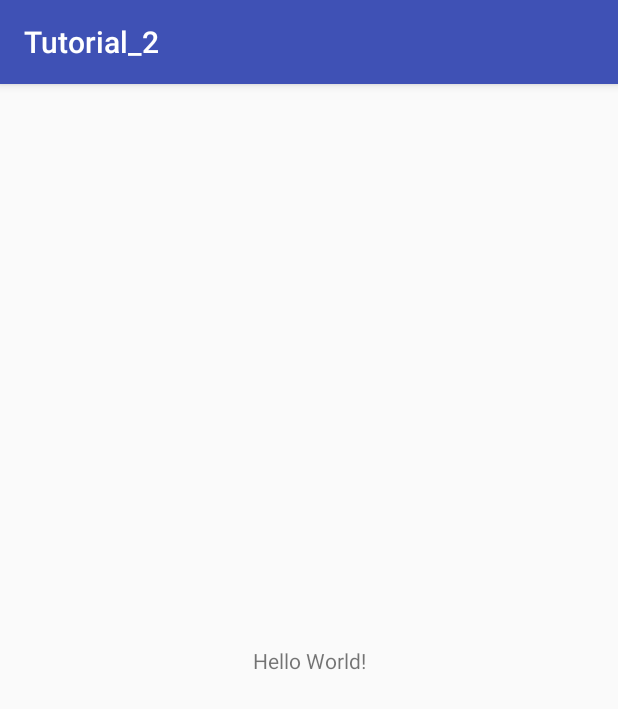
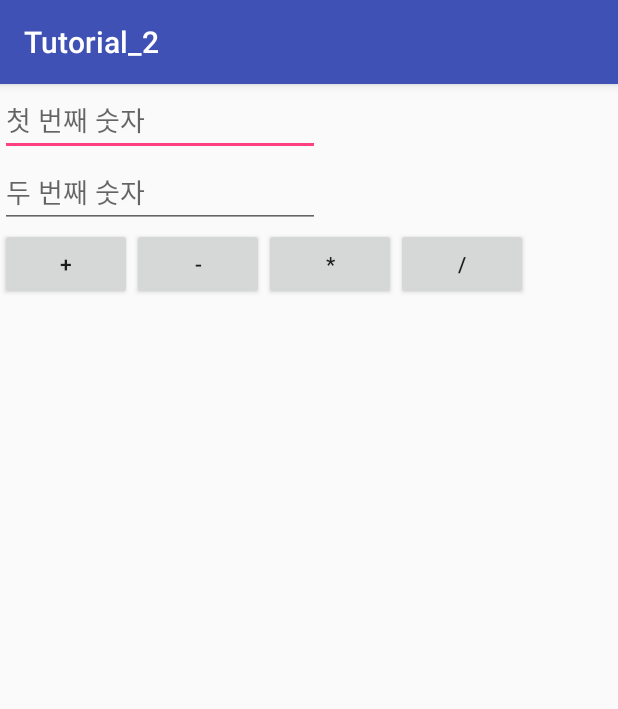
Before and after one commit to Kassia-99/Android_Studio_Tutorial, an Android app: the screen it shows after launch (MainActivity), on a phone screen of 412 x 824 dp. Shown: the top 709 px of the screen. Run offline under Robolectric (Android 15) with nearby library versions, the phone set to English and light mode, and no system bars.

Commit message:
make Tutorial_2

```diff
--- a/Tutorial_2/app/src/main/res/layout/activity_main.xml
+++ b/Tutorial_2/app/src/main/res/layout/activity_main.xml
@@ -6,13 +6,73 @@
     android:layout_height="match_parent"
     tools:context="com.example.sungwookang.tutorial_2.MainActivity">
 
-    <TextView
+<LinearLayout
+    android:layout_width="wrap_content"
+    android:layout_height="wrap_content"
+    android:orientation="vertical">
+
+    <LinearLayout
         android:layout_width="wrap_content"
         android:layout_height="wrap_content"
-        android:text="Hello World!"
-        app:layout_constraintBottom_toBottomOf="parent"
-        app:layout_constraintLeft_toLeftOf="parent"
-        app:layout_constraintRight_toRightOf="parent"
-        app:layout_constraintTop_toTopOf="parent" />
+        android:orientation="vertical">
+
+        <EditText
+            android:id="@+id/number1"
+            android:layout_width="match_parent"
+            android:layout_height="wrap_content"
+            android:ems="10"
+            android:hint="첫 번째 숫자"
+            android:inputType="textPersonName" />
+
+        <EditText
+            android:id="@+id/number2"
+            android:layout_width="match_parent"
+            android:layout_height="wrap_content"
+            android:ems="10"
+            android:hint="두 번째 숫자"
+            android:inputType="textPersonName"/>
+    </LinearLayout>
+
+    <LinearLayout
+        android:layout_width="wrap_content"
+        android:layout_height="wrap_content"
+        android:orientation="horizontal">
+
+        <Button
+            android:id="@+id/addButton"
+            android:layout_width="wrap_content"
+            android:layout_height="wrap_content"
+            android:text="+"
+            android:onClick="addClick" />
+
+        <Button
+            android:id="@+id/subtractButton"
+            android:layout_width="wrap_content"
+            android:layout_height="wrap_content"
+            android:text="-"
+            android:onClick="subtractClick" />
+
+        <Button
+            android:id="@+id/multiplyButton"
+            android:layout_width="wrap_content"
+            android:layout_height="wrap_content"
+            android:text="*"
+            android:onClick="multiplyClick" />
+
+        <Button
+            android:id="@+id/divideButton"
+            android:layout_width="wrap_content"
+            android:layout_height="wrap_content"
+            android:text="/"
+            android:onClick="divideClick" />
+    </LinearLayout>
+
+    <TextView
+        android:id="@+id/result"
+        android:layout_width="wrap_content"
+        android:layout_height="wrap_content"
+        android:textAppearance="@style/TextAppearance.AppCompat.Display1" />
+
+</LinearLayout>
 
 </android.support.constraint.ConstraintLayout>
```
Also changed, not shown: Tutorial_2/app/src/main/java/com/example/sungwookang/tutorial_2/MainActivity.java (+39 -0 lines).
